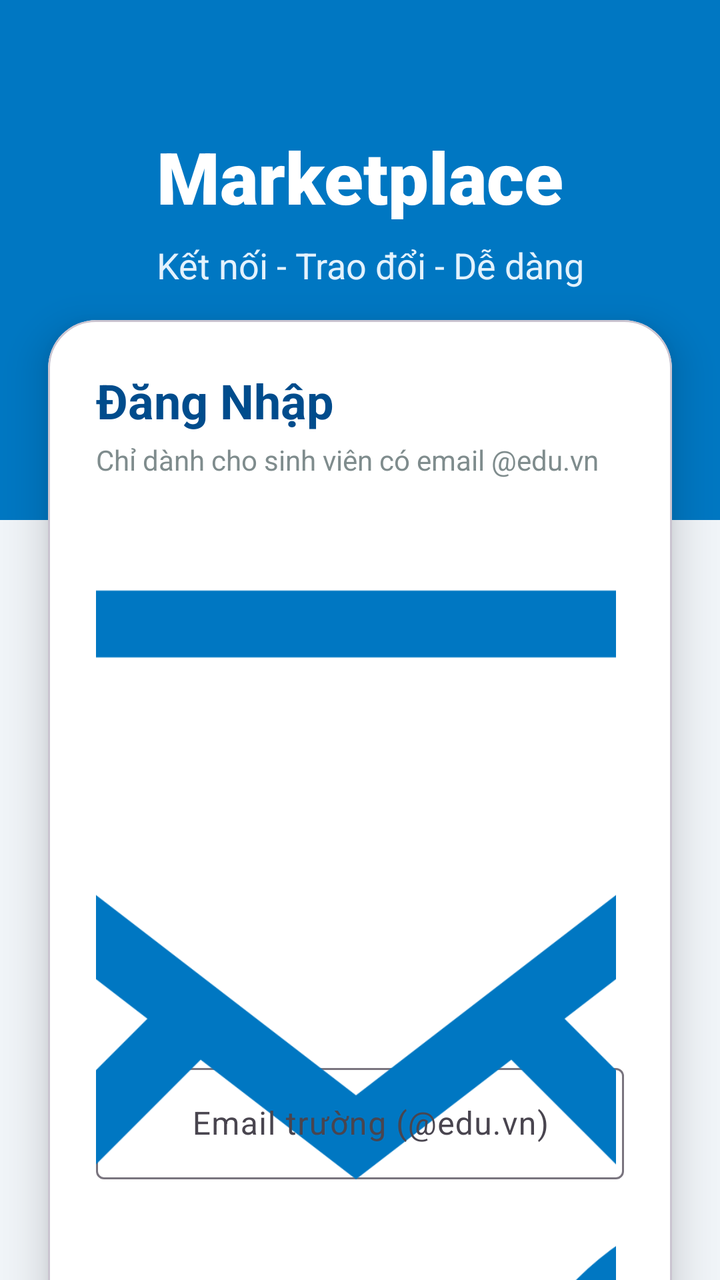
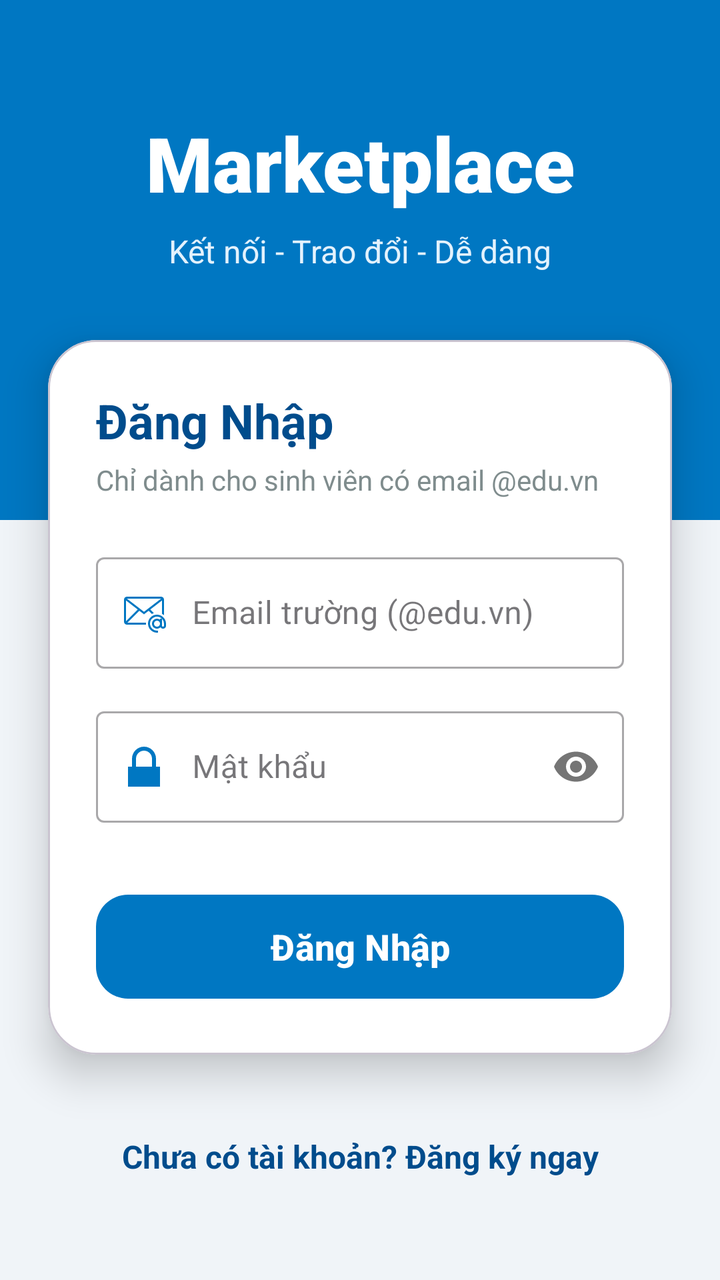

Screens rendered from an Android XML layout before and after an edit, with the pre-edit source and the edit as a unified diff.
<!-- AndroidManifest.xml: application theme Theme.Marketplace -->
<!-- res/layout/activity_login.xml -->
<?xml version="1.0" encoding="utf-8"?>
<androidx.constraintlayout.widget.ConstraintLayout
    xmlns:android="http://schemas.android.com/apk/res/android"
    xmlns:app="http://schemas.android.com/apk/res-auto"
    android:layout_width="match_parent"
    android:layout_height="match_parent"
    android:background="@color/bg_light_blue">

    
    <View
        android:id="@+id/headerBackground"
        android:layout_width="match_parent"
        android:layout_height="260dp"
        android:background="@color/ocean_blue_primary"
        app:layout_constraintTop_toTopOf="parent"
        app:layout_constraintStart_toStartOf="parent"
        app:layout_constraintEnd_toEndOf="parent" />

    
    <TextView
        android:id="@+id/tvWelcomeMessage"
        android:layout_width="wrap_content"
        android:layout_height="wrap_content"
        android:layout_marginTop="64dp"
        android:text="Marketplace"
        android:textColor="#FFFFFF"
        android:textSize="36sp"
        android:textStyle="bold"
        android:fontFamily="sans-serif-black"
        app:layout_constraintStart_toStartOf="parent"
        app:layout_constraintEnd_toEndOf="parent"
        app:layout_constraintTop_toTopOf="parent"/>

    <TextView
        android:layout_width="wrap_content"
        android:layout_height="wrap_content"
        android:layout_marginTop="8dp"
        android:text="Kết nối - Trao đổi - Dễ dàng"
        android:textColor="#E3F2FD"
        android:textSize="18sp"
        app:layout_constraintStart_toStartOf="@id/tvWelcomeMessage"
        app:layout_constraintTop_toBottomOf="@id/tvWelcomeMessage" />

    
    <com.google.android.material.card.MaterialCardView
        android:id="@+id/cardLogin"
        android:layout_width="match_parent"
        android:layout_height="wrap_content"
        android:layout_marginHorizontal="24dp"
        android:layout_marginTop="160dp"
        app:cardCornerRadius="24dp"
        app:cardElevation="12dp"
        app:cardBackgroundColor="#FFFFFF"
        app:layout_constraintTop_toTopOf="parent"
        app:layout_constraintStart_toStartOf="parent"
        app:layout_constraintEnd_toEndOf="parent">

        <androidx.constraintlayout.widget.ConstraintLayout
            android:layout_width="match_parent"
            android:layout_height="wrap_content"
            android:padding="24dp">

            
            <TextView
                android:id="@+id/tvTitle"
                android:layout_width="wrap_content"
                android:layout_height="wrap_content"
                android:text="Đăng Nhập"
                android:textColor="@color/ocean_blue_dark"
                android:textSize="24sp"
                android:textStyle="bold"
                app:layout_constraintStart_toStartOf="parent"
                app:layout_constraintTop_toTopOf="parent" />

            <TextView
                android:id="@+id/tvSubtitle"
                android:layout_width="wrap_content"
                android:layout_height="wrap_content"
                android:layout_marginTop="4dp"
                android:text="Chỉ dành cho sinh viên có email @edu.vn"
                android:textColor="@color/text_secondary"
                android:textSize="14sp"
                app:layout_constraintStart_toStartOf="parent"
                app:layout_constraintTop_toBottomOf="@id/tvTitle" />

            
            <com.google.android.material.textfield.TextInputLayout
                android:id="@+id/tilEmail"
                style="@style/Widget.Material3.TextInputLayout.OutlinedBox"
                android:layout_width="match_parent"
                android:layout_height="wrap_content"
                android:layout_marginTop="24dp"
                android:hint="Email trường (@edu.vn)"
                app:startIconDrawable="@drawable/ic_email"
                app:startIconTint="@color/ocean_blue_primary"
                app:layout_constraintTop_toBottomOf="@id/tvSubtitle">

                <com.google.android.material.textfield.TextInputEditText
                    android:id="@+id/edtEmail"
                    android:layout_width="match_parent"
                    android:layout_height="wrap_content"
                    android:paddingStart="48dp"
                    android:inputType="textEmailAddress" />
            </com.google.android.material.textfield.TextInputLayout>

            
            <com.google.android.material.textfield.TextInputLayout
                android:id="@+id/tilPassword"
                style="@style/Widget.Material3.TextInputLayout.OutlinedBox"
                android:layout_width="match_parent"
                android:layout_height="wrap_content"
                android:layout_marginTop="16dp"
                android:hint="Mật khẩu"
                app:startIconDrawable="@drawable/ic_lock"
                app:startIconTint="@color/ocean_blue_primary"
                app:endIconMode="password_toggle"
                app:layout_constraintTop_toBottomOf="@id/tilEmail">

                <com.google.android.material.textfield.TextInputEditText
                    android:id="@+id/edtPassword"
                    android:layout_width="match_parent"
                    android:layout_height="wrap_content"
                    android:paddingStart="48dp"
                    android:inputType="textPassword" />
            </com.google.android.material.textfield.TextInputLayout>

            
            <com.google.android.material.button.MaterialButton
                android:id="@+id/btnLogin"
                android:layout_width="match_parent"
                android:layout_height="60dp"
                android:layout_marginTop="32dp"
                android:text="Đăng Nhập"
                android:textSize="18sp"
                android:textStyle="bold"
                android:textColor="#FFFFFF"
                app:backgroundTint="@color/ocean_blue_primary"
                app:cornerRadius="16dp"
                app:layout_constraintTop_toBottomOf="@id/tilPassword" />

            
            <ProgressBar
                android:id="@+id/progressBar"
                android:layout_width="32dp"
                android:layout_height="32dp"
                android:elevation="10dp"
                android:indeterminateTint="#FFFFFF"
                android:visibility="gone"
                app:layout_constraintBottom_toBottomOf="@id/btnLogin"
                app:layout_constraintEnd_toEndOf="@id/btnLogin"
                app:layout_constraintStart_toStartOf="@id/btnLogin"
                app:layout_constraintTop_toTopOf="@id/btnLogin" />

        </androidx.constraintlayout.widget.ConstraintLayout>
    </com.google.android.material.card.MaterialCardView>

    
    <TextView
        android:id="@+id/tvGoToRegister"
        android:layout_width="wrap_content"
        android:layout_height="wrap_content"
        android:layout_marginTop="32dp"
        android:padding="8dp"
        android:text="Chưa có tài khoản? Đăng ký ngay"
        android:textColor="@color/ocean_blue_dark"
        android:textSize="16sp"
        android:textStyle="bold"
        app:layout_constraintEnd_toEndOf="parent"
        app:layout_constraintStart_toStartOf="parent"
        app:layout_constraintTop_toBottomOf="@id/cardLogin" />

</androidx.constraintlayout.widget.ConstraintLayout>
<!-- resources referenced by this layout -->
<resources>
  <color name="bg_light_blue">#F0F4F8</color>
  <color name="ocean_blue_dark">#004C8C</color>
  <color name="ocean_blue_primary">#0077C2</color>
  <color name="text_secondary">#7F8C8D</color>
  <!-- drawable ic_email (drawable) -->
  <vector xmlns:android="http://schemas.android.com/apk/res/android"
      android:width="800dp"
      android:height="800dp"
      android:viewportWidth="24"
      android:viewportHeight="24">
    <path
        android:fillColor="#FF000000"
        android:pathData="M13.025,17L3.707,17l5.963,-5.963L12,12.83l2.33,-1.794 1.603,1.603a5.463,5.463 0,0 1,1.004 -0.41l-1.808,-1.808L21,5.9v6.72a5.514,5.514 0,0 1,1 0.64L22,5.5A1.504,1.504 0,0 0,20.5 4h-17A1.504,1.504 0,0 0,2 5.5v11A1.5,1.5 0,0 0,3.5 18h9.525c-0.015,-0.165 -0.025,-0.331 -0.025,-0.5s0.01,-0.335 0.025,-0.5zM3,16.293L3,5.901l5.871,4.52zM20.5,5c0.009,0 0.016,0.005 0.025,0.005L12,11.57 3.475,5.005c0.009,0 0.016,-0.005 0.025,-0.005zM18.5,13a4.505,4.505 0,0 0,-4.5 4.5,4.403 4.403,0 0,0 0.05,0.5 4.49,4.49 0,0 0,4.45 4h0.5v-1h-0.5a3.495,3.495 0,0 1,-3.45 -3,3.455 3.455,0 0,1 -0.05,-0.5 3.498,3.498 0,0 1,5.947 -2.5L20,15v0.513A2.476,2.476 0,0 0,18.5 15a2.5,2.5 0,1 0,1.733 4.295A1.497,1.497 0,0 0,23 18.5v-1a4.555,4.555 0,0 0,-4.5 -4.5zM18.5,19a1.498,1.498 0,0 1,-1.408 -1,1.483 1.483,0 0,1 -0.092,-0.5 1.5,1.5 0,0 1,3 0,1.483 1.483,0 0,1 -0.092,0.5 1.498,1.498 0,0 1,-1.408 1zM22,18.5a0.5,0.5 0,0 1,-1 0v-3.447a3.639,3.639 0,0 1,1 2.447z"/>
  </vector>
  <!-- drawable ic_lock (drawable) -->
  <vector xmlns:android="http://schemas.android.com/apk/res/android"
      android:width="800dp"
      android:height="800dp"
      android:viewportWidth="512"
      android:viewportHeight="512">
    <path
        android:pathData="M256,42.67C326.49,42.67 384,100.36 384,170.67L384,256L426.67,256L426.67,469.33L85.33,469.33L85.33,256L128,256L128,170.67C128,100.36 185.51,42.67 256,42.67ZM256,85.33C208.67,85.33 170.67,124.33 170.67,170.67L170.67,170.67L170.67,256L341.33,256L341.33,170.67C341.33,124.33 303.33,85.33 256,85.33Z"
        android:strokeWidth="1"
        android:fillColor="#000000"
        android:fillType="evenOdd"
        android:strokeColor="#00000000"/>
  </vector>
  <style name="Theme.Marketplace" parent="Base.Theme.Marketplace" />
  <style name="Base.Theme.Marketplace" parent="Theme.Material3.DayNight.NoActionBar">
          
          <item name="colorPrimary">@color/ocean_blue_primary</item>
          <item name="colorOnPrimary">#FFFFFF</item>
          <item name="colorPrimaryContainer">@color/ocean_blue_light</item>
  
          
          <item name="colorSecondary">@color/ocean_blue_dark</item>
          <item name="colorError">#B00020</item>
      </style>
  <color name="ocean_blue_light">#59A5F5</color>
</resources>

<!-- the commit's change to res/layout/activity_login.xml (unified diff, before → after) -->
@@ -21,10 +21,10 @@
         android:id="@+id/tvWelcomeMessage"
         android:layout_width="wrap_content"
         android:layout_height="wrap_content"
-        android:layout_marginTop="64dp"
+        android:layout_marginTop="56dp"
         android:text="Marketplace"
         android:textColor="#FFFFFF"
-        android:textSize="36sp"
+        android:textSize="38sp"
         android:textStyle="bold"
         android:fontFamily="sans-serif-black"
         app:layout_constraintStart_toStartOf="parent"
@@ -32,22 +32,24 @@
         app:layout_constraintTop_toTopOf="parent"/>
 
     <TextView
+        android:id="@+id/tvAppSlogan"
         android:layout_width="wrap_content"
         android:layout_height="wrap_content"
         android:layout_marginTop="8dp"
         android:text="Kết nối - Trao đổi - Dễ dàng"
         android:textColor="#E3F2FD"
-        android:textSize="18sp"
-        app:layout_constraintStart_toStartOf="@id/tvWelcomeMessage"
+        android:textSize="16sp"
+        app:layout_constraintStart_toStartOf="parent"
+        app:layout_constraintEnd_toEndOf="parent"
         app:layout_constraintTop_toBottomOf="@id/tvWelcomeMessage" />
 
     
     <com.google.android.material.card.MaterialCardView
         android:id="@+id/cardLogin"
-        android:layout_width="match_parent"
+        android:layout_width="0dp"
         android:layout_height="wrap_content"
         android:layout_marginHorizontal="24dp"
-        android:layout_marginTop="160dp"
+        android:layout_marginTop="170dp"
         app:cardCornerRadius="24dp"
         app:cardElevation="12dp"
         app:cardBackgroundColor="#FFFFFF"
@@ -86,7 +88,7 @@
             
             <com.google.android.material.textfield.TextInputLayout
                 android:id="@+id/tilEmail"
-                style="@style/Widget.Material3.TextInputLayout.OutlinedBox"
+                style="@style/Widget.MaterialComponents.TextInputLayout.OutlinedBox"
                 android:layout_width="match_parent"
                 android:layout_height="wrap_content"
                 android:layout_marginTop="24dp"
@@ -100,20 +102,21 @@
                     android:layout_width="match_parent"
                     android:layout_height="wrap_content"
                     android:paddingStart="48dp"
+                    android:textColor="@color/text_primary"
                     android:inputType="textEmailAddress" />
             </com.google.android.material.textfield.TextInputLayout>
 
             
             <com.google.android.material.textfield.TextInputLayout
                 android:id="@+id/tilPassword"
-                style="@style/Widget.Material3.TextInputLayout.OutlinedBox"
+                style="@style/Widget.MaterialComponents.TextInputLayout.OutlinedBox"
                 android:layout_width="match_parent"
                 android:layout_height="wrap_content"
                 android:layout_marginTop="16dp"
                 android:hint="Mật khẩu"
                 app:startIconDrawable="@drawable/ic_lock"
                 app:startIconTint="@color/ocean_blue_primary"
-                app:endIconMode="password_toggle"
+                app:passwordToggleEnabled="true"
                 app:layout_constraintTop_toBottomOf="@id/tilEmail">
 
                 <com.google.android.material.textfield.TextInputEditText
@@ -121,6 +124,7 @@
                     android:layout_width="match_parent"
                     android:layout_height="wrap_content"
                     android:paddingStart="48dp"
+                    android:textColor="@color/text_primary"
                     android:inputType="textPassword" />
             </com.google.android.material.textfield.TextInputLayout>
 
<!-- resource entries referenced after the edit -->
@@ -3,11 +3,12 @@
   <color name="bg_light_blue">#F0F4F8</color>
   <color name="ocean_blue_dark">#004C8C</color>
   <color name="ocean_blue_primary">#0077C2</color>
+  <color name="text_primary">#2C3E50</color>
   <color name="text_secondary">#7F8C8D</color>
   <!-- drawable ic_email (drawable) -->
   <vector xmlns:android="http://schemas.android.com/apk/res/android"
-      android:width="800dp"
-      android:height="800dp"
+      android:width="24dp"
+      android:height="24dp"
       android:viewportWidth="24"
       android:viewportHeight="24">
     <path
@@ -16,8 +17,8 @@
   </vector>
   <!-- drawable ic_lock (drawable) -->
   <vector xmlns:android="http://schemas.android.com/apk/res/android"
-      android:width="800dp"
-      android:height="800dp"
+      android:width="24dp"
+      android:height="24dp"
       android:viewportWidth="512"
       android:viewportHeight="512">
     <path
